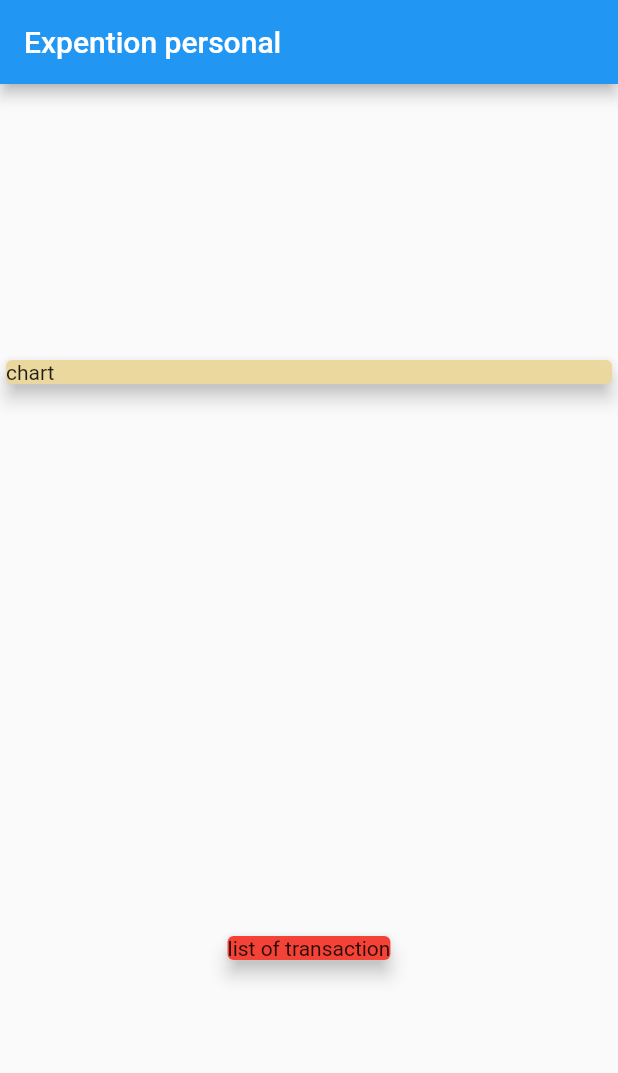
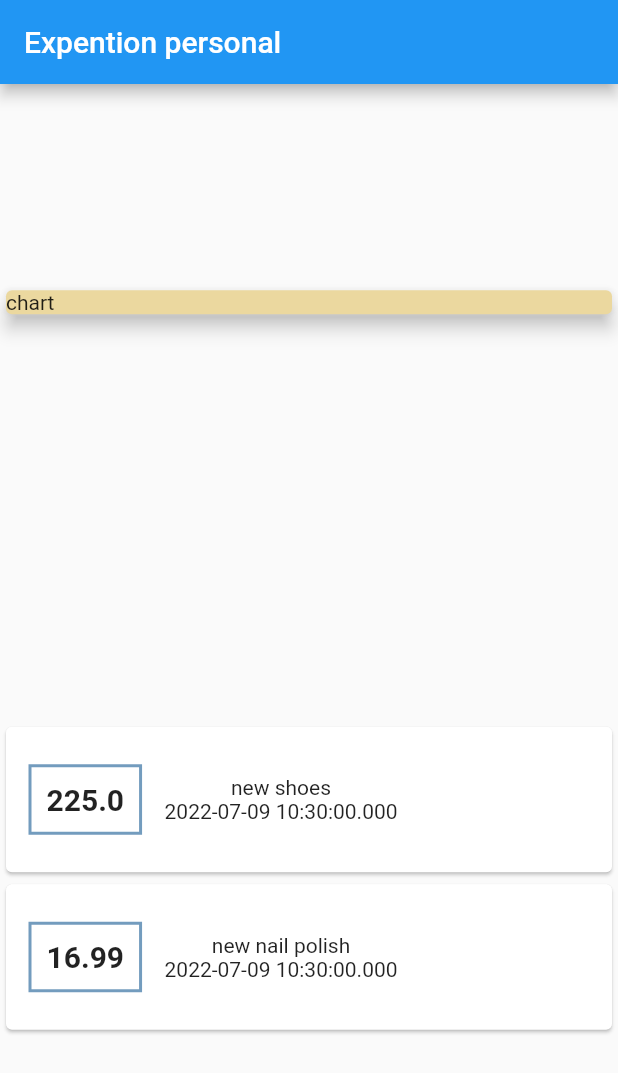
Before and after one commit to Tota6/expensess_personal, a Flutter app: the screen it shows after launch, on a phone screen of 412 x 824 dp. Shown: the top 1073 px of the screen. Run offline on Flutter 3.47's test engine with Material 2 defaults, Android fonts, the phone set to English and light mode, and no system bars.

Commit message:
replace a crad text with 'list of transactions

```diff
--- a/lib/main.dart
+++ b/lib/main.dart
@@ -1,3 +1,4 @@
+import './transactions.dart';
 import 'package:flutter/material.dart';
 
 void main() => runApp(MyApp());
@@ -14,6 +15,20 @@ class MyApp extends StatelessWidget {
 }
 
 class MyHomePage extends StatelessWidget {
+  List<Transactions> transactions = [
+    Transactions(
+      id: "t1",
+      title: "new shoes",
+      amount: 225,
+      date: DateTime.now(),
+    ),
+    Transactions(
+      id: "t2",
+      title: "new nail polish",
+      amount: 16.99,
+      date: DateTime.now(),
+    ),
+  ];
   @override
   Widget build(BuildContext context) {
     return Scaffold(
@@ -31,10 +46,30 @@ class MyHomePage extends StatelessWidget {
                 child: Container(width: double.infinity, child: Text("chart")),
               ),
             ),
-            Card(
-              color: Colors.red,
-              elevation: 5,
-              child: Container(child: Text("list of transaction")),
+            Column(
+              children: transactions.map((tx) {
+                return Card(
+                  child: Row(
+                    children: <Widget>[
+                      Container(
+                        padding: EdgeInsets.all(10),
+                        margin:
+                            EdgeInsets.symmetric(horizontal: 15, vertical: 25),
+                        decoration: BoxDecoration(
+                            border: Border.all(
+                                color: const Color.fromARGB(255, 115, 156, 190),
+                                width: 2)),
+                        child: Text(tx.amount.toString(),
+                            style: const TextStyle(
+                                fontWeight: FontWeight.bold, fontSize: 20)),
+                      ),
+                      Column(
+                        children: [Text(tx.title), Text(tx.date.toString())],
+                      )
+                    ],
+                  ),
+                );
+              }).toList(),
             ),
           ]),
     );
```
